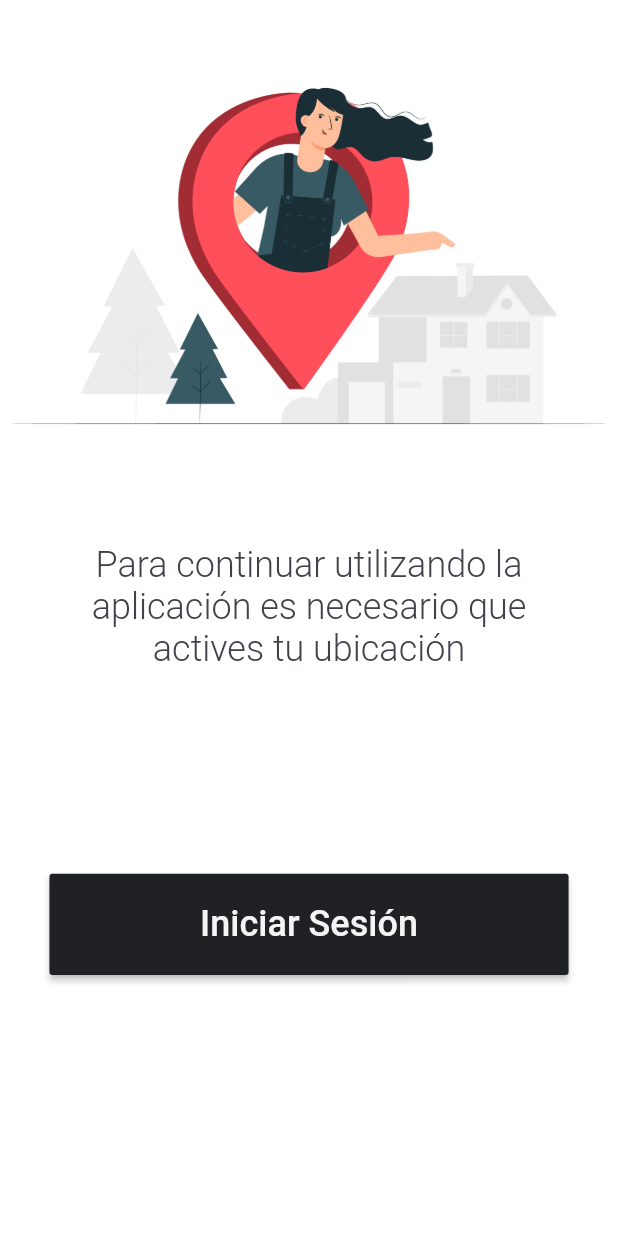
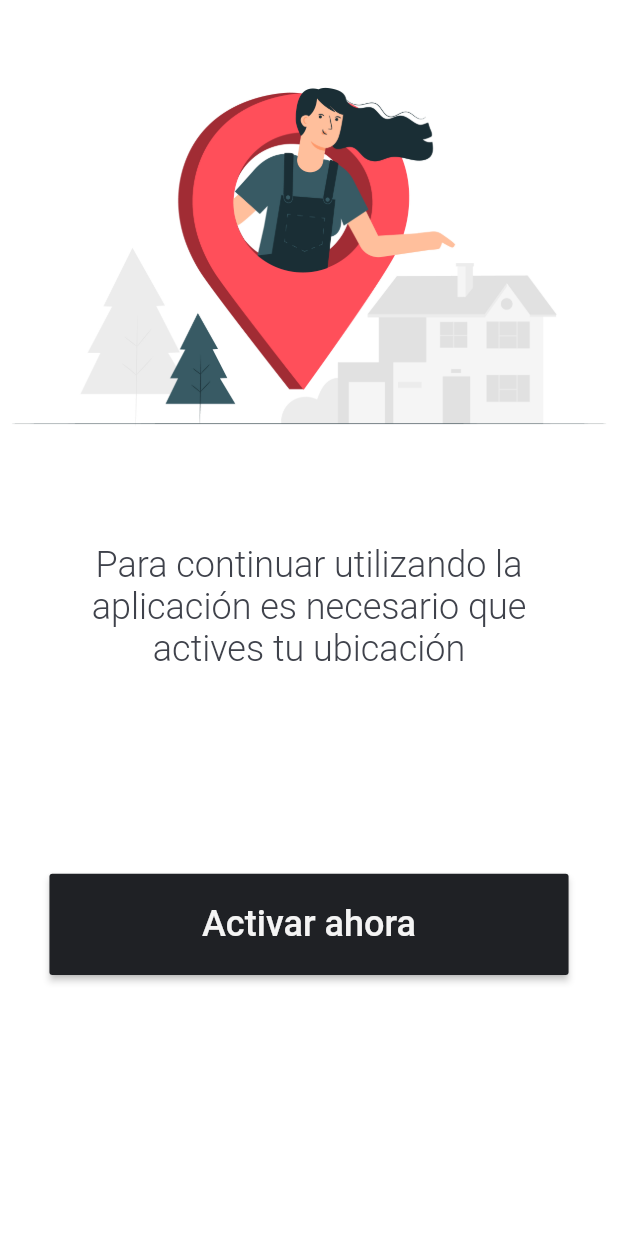
Before and after one commit to l-pizarro/mobileLayout, a Flutter app: the screen it shows after launch, on a phone screen of 412 x 824 dp. Run offline on Flutter 3.47's test engine with Material 2 defaults, Android fonts, the phone set to English and light mode, and no system bars; our stand-ins replace dotted_border, feather_icons_flutter, image_picker.

Commit message:
Fix bad text in NoLocation View

```diff
--- a/lib/views/NoLocationView.dart
+++ b/lib/views/NoLocationView.dart
@@ -57,7 +57,7 @@ class _NoLocationViewState extends State<NoLocationView> {
                     textColor: Colors.white,
                     padding: EdgeInsets.symmetric(vertical: size.width * 0.048),
                     child: Text(
-                      'Iniciar Sesión',
+                      'Activar ahora',
                       style: TextStyle(
                         fontSize: 24.0,
                         color: Color(0xffF4F4F4),
```
Also changed, not shown: 8 other files.
